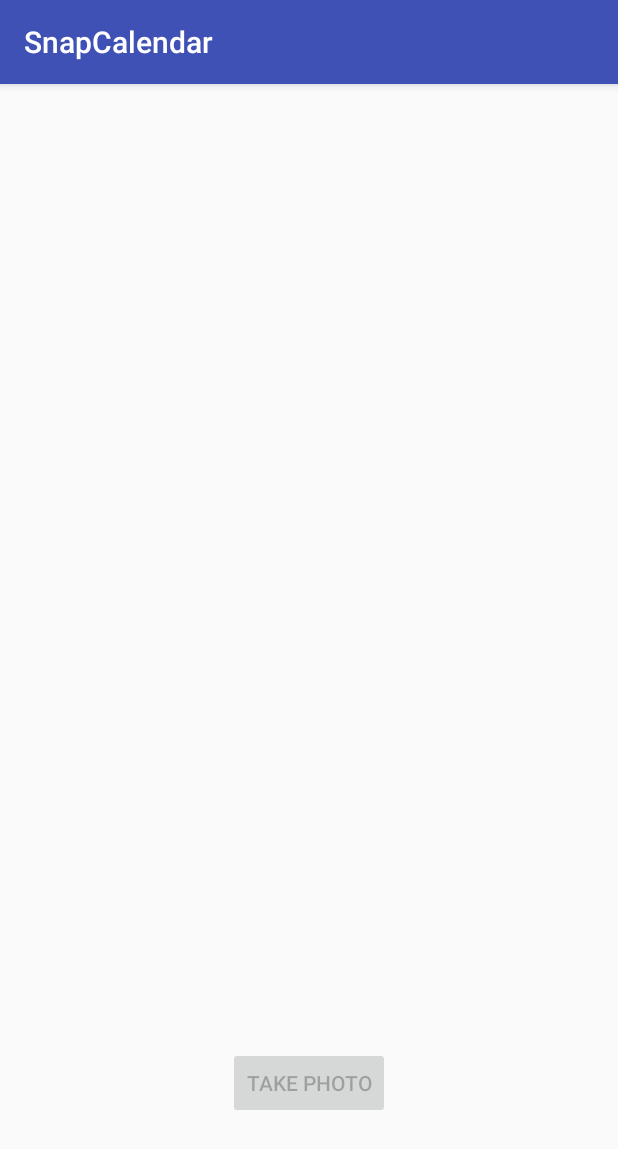
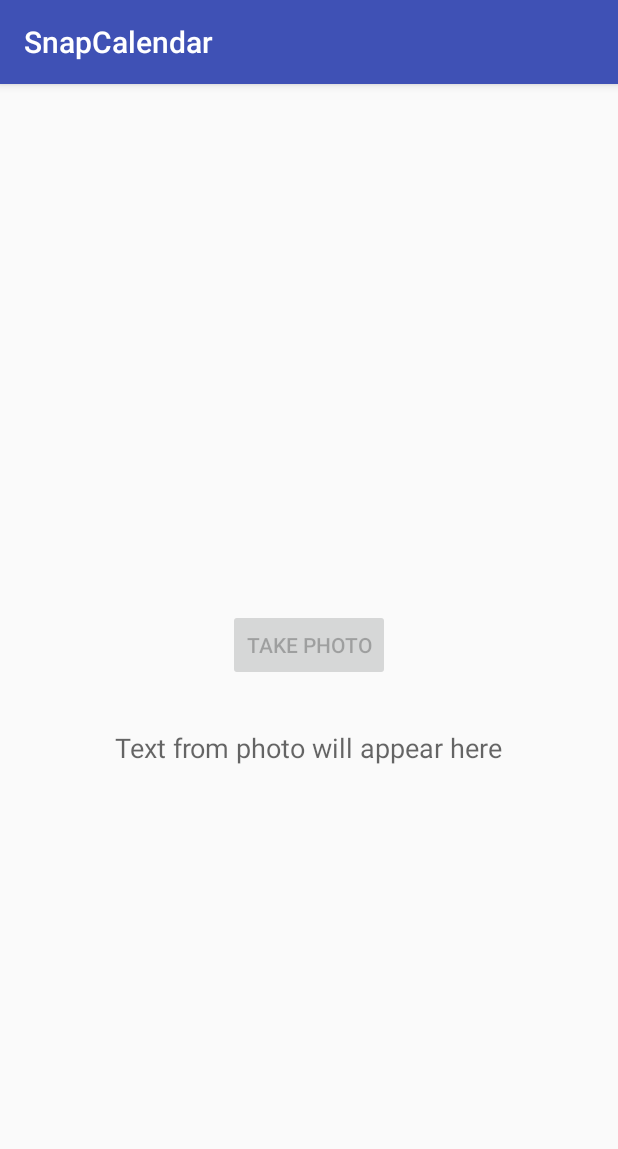
Before and after one commit to jonl1096/SnapCalendar, an Android app: the screen it shows after launch (MainActivity), on a phone screen of 412 x 824 dp. Shown: the top 1149 px of the screen. Run offline under Robolectric (Android 15) with nearby library versions, the phone set to English and light mode, and no system bars; libraries missing offline, so code that uses them is left out: com.googlecode.tesseract.

Commit message:
Added the photoText TextView and the ability to display the text from the photo

```diff
--- a/app/src/main/java/com/caljon/snapcalendar/MainActivity.java
+++ b/app/src/main/java/com/caljon/snapcalendar/MainActivity.java
@@ -9,6 +9,8 @@ import android.os.Bundle;
 import android.view.View;
 import android.widget.Button;
 import android.widget.ImageView;
+import android.widget.TextView;
+
 import com.googlecode.tesseract.android.TessBaseAPI;
 
 public class MainActivity extends AppCompatActivity {
@@ -53,6 +55,14 @@ public class MainActivity extends AppCompatActivity {
             Bundle extras = data.getExtras();
             Bitmap photo = (Bitmap) extras.get("data");
             imageView.setImageBitmap(photo);
+            try {
+                String text = extractText(photo, "/mnt/sdcard/tesseract/tessdata/eng.traineddata");
+                TextView photoText = (TextView) findViewById(R.id.photoText);
+                photoText.setText(text);
+            } catch (Exception e) {
+                System.out.println("java.lang.Exception");
+            }
+
         }
     }
 
--- a/app/src/main/res/layout/activity_main.xml
+++ b/app/src/main/res/layout/activity_main.xml
@@ -9,10 +9,9 @@
         android:text="@string/camera_button_text"
         android:id="@+id/cameraButton"
         android:layout_gravity="center_horizontal"
-        android:layout_alignParentBottom="true"
-        android:layout_centerHorizontal="true"
-        android:layout_marginBottom="78dp"
-        android:onClick="launchCamera" />
+        android:onClick="launchCamera"
+        android:layout_below="@+id/imageView"
+        android:layout_centerHorizontal="true" />
 
     <ImageView
         android:layout_width="wrap_content"
@@ -23,4 +22,15 @@
         android:minWidth="300dp"
         android:layout_alignParentTop="true"
         android:layout_centerHorizontal="true" />
+
+    <TextView
+        android:layout_width="wrap_content"
+        android:layout_height="wrap_content"
+        android:textAppearance="?android:attr/textAppearanceMedium"
+        android:id="@+id/photoText"
+        android:layout_below="@+id/cameraButton"
+        android:layout_centerHorizontal="true"
+        android:layout_marginTop="32dp"
+        android:layout_alignParentEnd="false"
+        android:text="@string/filler_text" />
 </RelativeLayout>
--- a/app/src/main/res/values/strings.xml
+++ b/app/src/main/res/values/strings.xml
@@ -1,4 +1,5 @@
 <resources>
     <string name="app_name">SnapCalendar</string>
     <string name="camera_button_text">Take Photo</string>
+    <string name="filler_text">Text from photo will appear here</string>
 </resources>
```
